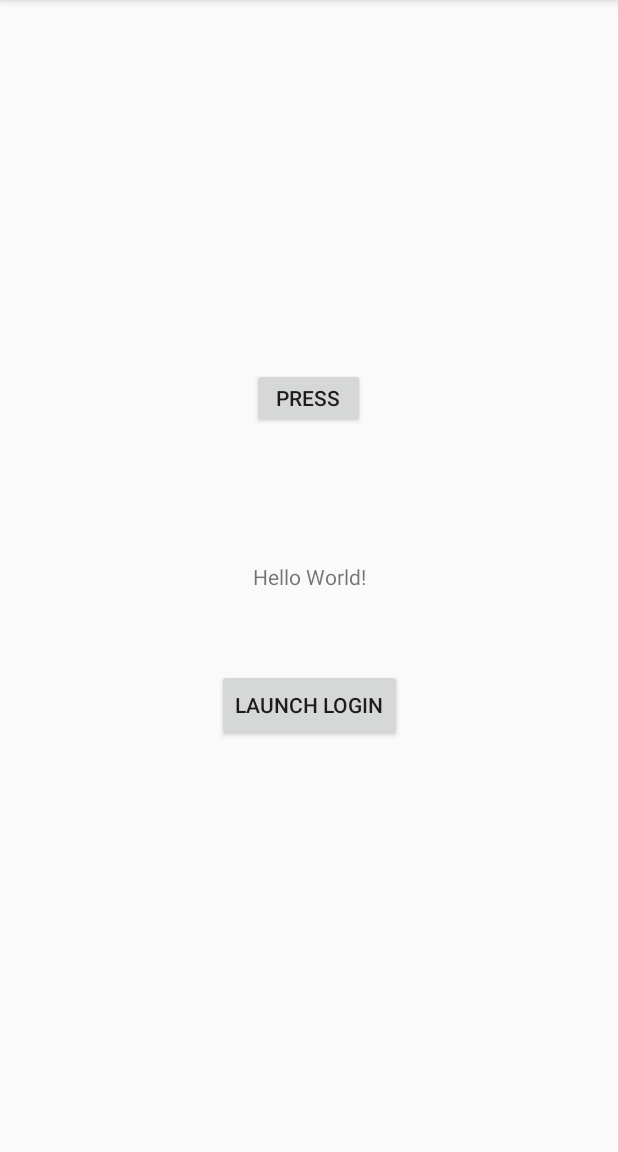
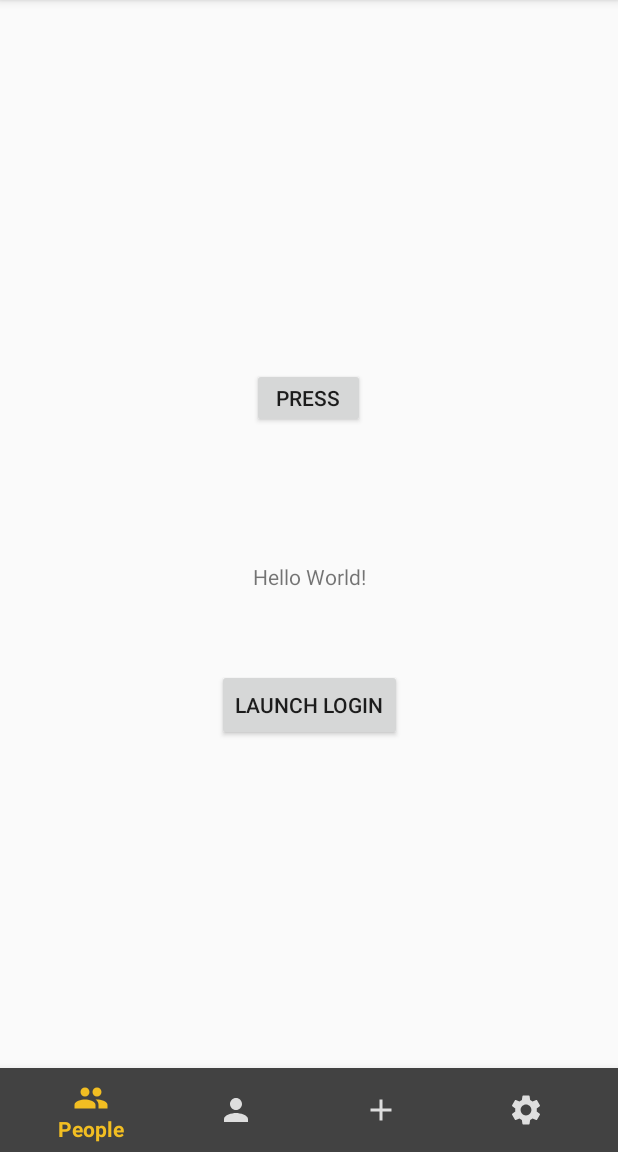
Before and after one commit to peterdaly13/Beekeeping, an Android app: the screen it shows after launch (MainActivity), on a phone screen of 412 x 824 dp, the part 84-1236 px from its top. Run offline under Robolectric (Android 15) with nearby library versions, the phone set to English and light mode, and no system bars; our stand-ins replace Firebase (no records; nobody signed in at launch, a user with empty details on screens opened directly).

```diff
--- /dev/null
+++ b/app/src/main/res/drawable/item_selected.xml
@@ -0,0 +1,8 @@
+<?xml version="1.0" encoding="utf-8"?>
+<selector xmlns:android="http://schemas.android.com/apk/res/android">
+    <item android:state_selected="true"
+        android:color="@color/colorPrimaryDark"/>
+
+    <item android:state_selected="false"
+        android:color="@color/colorOffWhite"/>
+</selector>
--- a/app/src/main/res/layout/activity_main.xml
+++ b/app/src/main/res/layout/activity_main.xml
@@ -43,4 +43,17 @@
         app:layout_constraintTop_toTopOf="parent"
         app:layout_constraintVertical_bias="0.619" />
 
+    <com.google.android.material.bottomnavigation.BottomNavigationView
+        android:id="@+id/bottom_nav_view"
+        android:layout_width="match_parent"
+        android:layout_height="wrap_content"
+        android:background="@color/cardview_dark_background"
+        app:layout_constraintBottom_toBottomOf="parent"
+        app:layout_constraintEnd_toEndOf="parent"
+        app:layout_constraintHorizontal_bias="0.0"
+        app:layout_constraintStart_toStartOf="parent"
+        app:menu="@menu/bottom_nav_menu"
+        app:itemIconTint="@drawable/item_selected"
+        app:itemTextColor="@color/colorPrimaryDark"/>
+
 </androidx.constraintlayout.widget.ConstraintLayout>
--- a/app/src/main/res/layout/playground.xml
+++ b/app/src/main/res/layout/playground.xml
@@ -13,13 +13,14 @@
         android:background="@color/colorAccent"
         app:layout_constraintTop_toTopOf="parent" />
 
-
     <com.google.android.material.bottomnavigation.BottomNavigationView
         android:id="@+id/bottom_nav_view"
         android:layout_width="match_parent"
         android:layout_height="wrap_content"
         app:layout_constraintBottom_toBottomOf="parent"
         app:layout_constraintEnd_toEndOf="parent"
+        app:layout_constraintHorizontal_bias="0.0"
         app:layout_constraintStart_toStartOf="parent"
         app:menu="@menu/bottom_nav_menu" />
+
 </androidx.constraintlayout.widget.ConstraintLayout>
--- a/app/src/main/res/menu/bottom_nav_menu.xml
+++ b/app/src/main/res/menu/bottom_nav_menu.xml
@@ -10,10 +10,10 @@
         />
     <item android:id="@+id/nav_apiaries"
         android:title="Apiaries"
-        android:icon="@drawable/ic_baseline_person_24"
+        android:icon="@drawable/ic_baseline_add_24"
         />
     <item android:id="@+id/nav_settings"
         android:title="Settings"
-        android:icon="@drawable/ic_baseline_person_24"
+        android:icon="@drawable/ic_baseline_settings_24"
         />
 </menu>
--- a/app/src/main/res/values/colors.xml
+++ b/app/src/main/res/values/colors.xml
@@ -5,4 +5,5 @@
     <color name="colorAccent">#4A44F2</color>
     <color name="colorText">#222222</color>
     <color name="colorWarning">#F20505</color>
+    <color name="colorOffWhite">#dedede</color>
 </resources>
```
